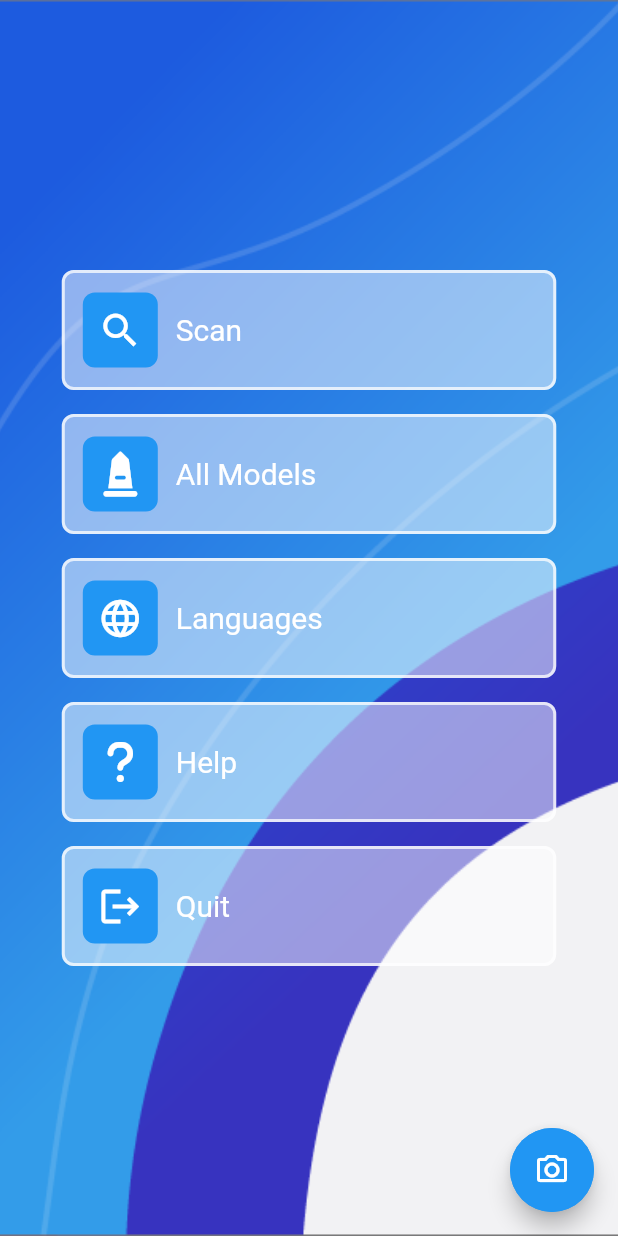
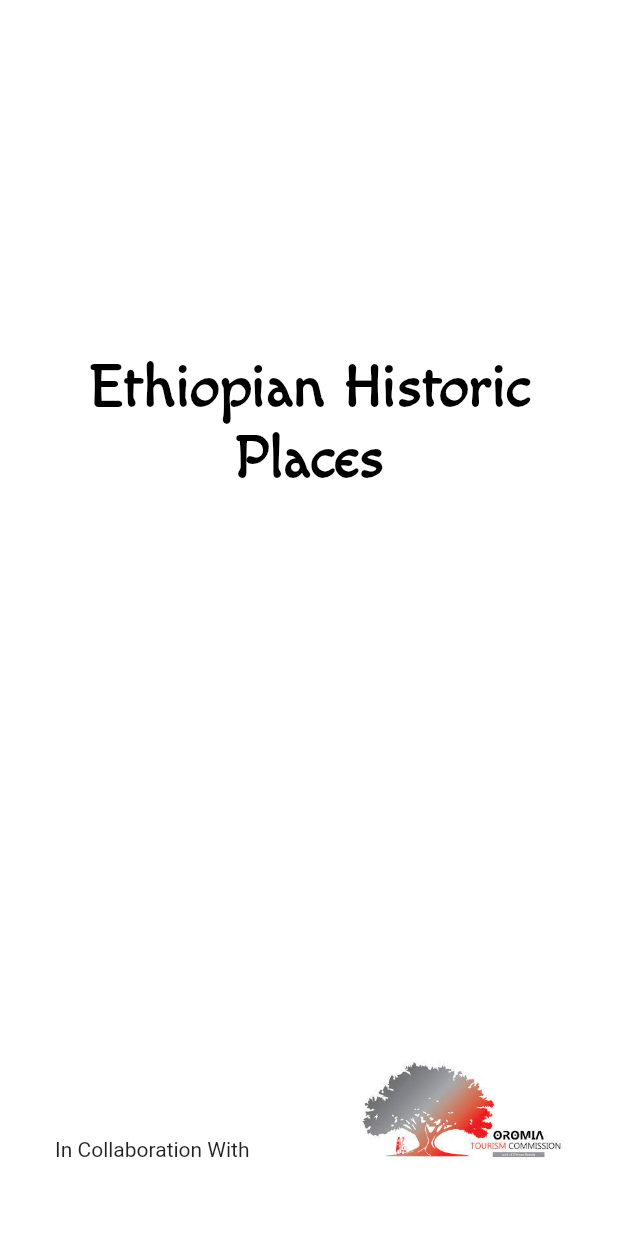
Before and after one commit to abdisaongithub/ethiopian_historic_places_ar, a Flutter app: the first screen one second after launch, on a phone screen of 412 x 824 dp. Run offline on Flutter 3.47's test engine with Material 2 defaults, Android fonts, the phone set to English and light mode, and no system bars; our stand-ins replace audioplayers, flutter_secure_storage, flutter_tts, font_awesome_flutter, image_picker; missing offline and left inert: model_viewer_plus, new_im_animations, tflite_flutter, tflite_flutter_helper.

Commit message:
added splash screen and Macondo font

```diff
--- a/lib/main.dart
+++ b/lib/main.dart
@@ -3,6 +3,7 @@ import 'package:ethiopian_historic_places_ar/screens/exercise_screen.dart';
 import 'package:ethiopian_historic_places_ar/screens/help_screen.dart';
 import 'package:ethiopian_historic_places_ar/screens/landing_screen.dart';
 import 'package:ethiopian_historic_places_ar/screens/model_viewer_screen.dart';
+import 'package:ethiopian_historic_places_ar/screens/splash_screen.dart';
 import 'package:flutter/material.dart';
 
 // late List<CameraDescription> cameras;
@@ -25,7 +26,7 @@ class MyApp extends StatelessWidget {
       theme: ThemeData(
         primarySwatch: Colors.blue,
       ),
-      initialRoute: LandingScreen.id,
+      initialRoute: SplashScreen.id,
       routes: {
         LandingScreen.id: (context) => const LandingScreen(),
         // CameraScreen.id: (context) => const CameraScreen(),
@@ -33,6 +34,7 @@ class MyApp extends StatelessWidget {
         ExerciseScreen.id: (context) => const ExerciseScreen(),
         HelpScreen.id: (context) => const HelpScreen(),
         AllModelsScreen.id: (context) => const AllModelsScreen(),
+        SplashScreen.id: (context) => const SplashScreen(),
       },
     );
   }
--- /dev/null
+++ b/lib/screens/splash_screen.dart
@@ -0,0 +1,87 @@
+import 'package:ethiopian_historic_places_ar/screens/landing_screen.dart';
+import 'package:flutter/material.dart';
+
+class SplashScreen extends StatefulWidget {
+  static String id = 'SplashScreen';
+  const SplashScreen({Key? key}) : super(key: key);
+
+  @override
+  _SplashScreenState createState() => _SplashScreenState();
+}
+
+class _SplashScreenState extends State<SplashScreen> {
+  @override
+  void initState() {
+    // TODO: implement initState
+    super.initState();
+    Future.delayed(
+      const Duration(
+        seconds: 3,
+      ),
+      () {
+        Navigator.pushReplacementNamed(
+          context,
+          LandingScreen.id,
+        );
+      },
+    );
+  }
+
+  @override
+  Widget build(BuildContext context) {
+    return Scaffold(
+      body: Container(
+        height: MediaQuery.of(context).size.height,
+        width: MediaQuery.of(context).size.width,
+        decoration: const BoxDecoration(
+          color: Colors.white,
+        ),
+        child: Column(
+          mainAxisAlignment: MainAxisAlignment.center,
+          crossAxisAlignment: CrossAxisAlignment.center,
+          children: [
+            const Expanded(child: SizedBox()),
+            const Expanded(
+              child: Text(
+                'Ethiopian Historic \nPlaces',
+                textAlign: TextAlign.center,
+                style: TextStyle(
+                  color: Colors.black,
+                  fontSize: 40,
+                  fontWeight: FontWeight.w700,
+                  fontFamily: 'Macondo',
+                ),
+              ),
+            ),
+            const Expanded(
+              child: SizedBox(
+                height: 30,
+              ),
+            ),
+            Row(
+              mainAxisAlignment: MainAxisAlignment.spaceAround,
+              crossAxisAlignment: CrossAxisAlignment.end,
+              children: [
+                const Text(
+                  'In Collaboration With',
+                  style: TextStyle(),
+                ),
+                SizedBox(
+                  height: 70,
+                  // width: MediaQuery.of(context).size.width - 30,
+                  child: Image.asset(
+                    'assets/img/or.jpeg',
+                    fit: BoxFit.cover,
+                  ),
+                ),
+              ],
+            ),
+            const SizedBox(
+              height: 50,
+            ),
+          ],
+        ),
+      ),
+    );
+  }
+}
```
Also changed, not shown: pubspec.yaml (+5 -7 lines), assets/fonts/Macondo-Regular.ttf (added), assets/img/or.jpeg (added).
